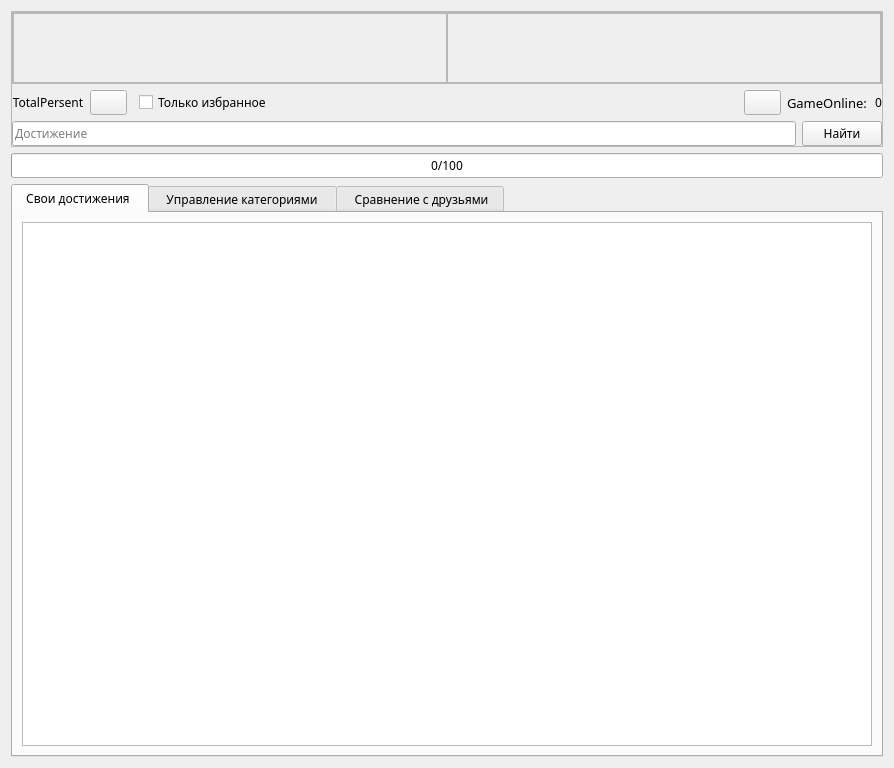
Before: the Qt Designer form AraSteamManager/AchievementsSubForms/formachievements.ui in Arankir/AraSteamManager, drawn with Qt 5.
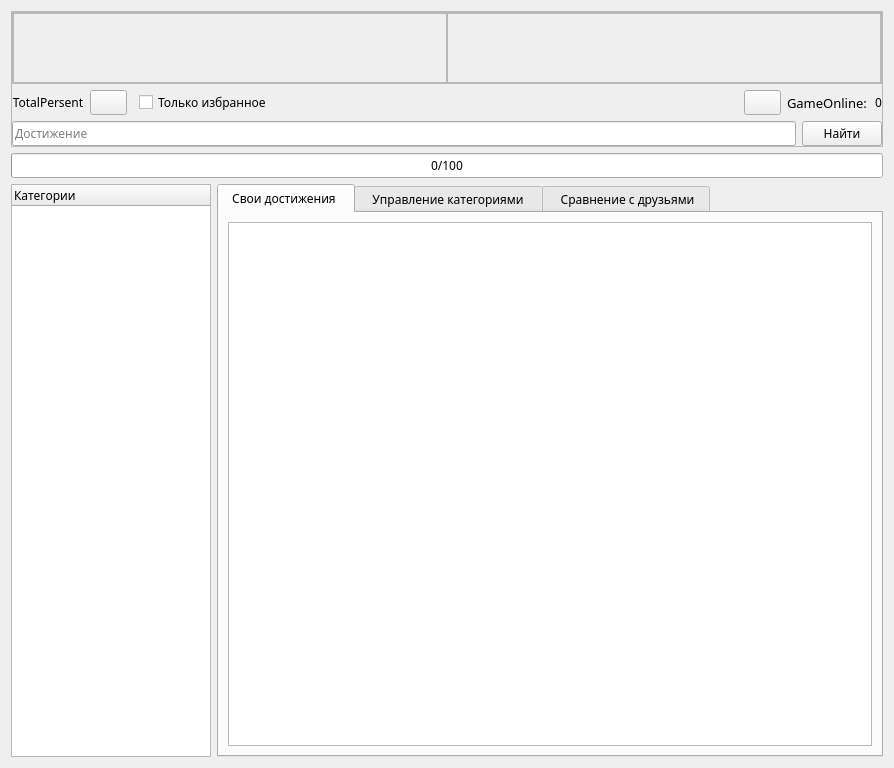
After: the same form once the commit is applied. Custom widgets are drawn as their Qt base class.

Commit message: Start updating categories

Patch:
```diff
--- a/AraSteamManager/AchievementsSubForms/formachievements.ui
+++ b/AraSteamManager/AchievementsSubForms/formachievements.ui
@@ -277,6 +277,26 @@
     </widget>
    </item>
    <item>
+    <layout class="QHBoxLayout" name="horizontalLayout_5">
+     <item>
+      <widget class="QTreeWidget" name="TreeWidgetCategories">
+       <property name="maximumSize">
+        <size>
+         <width>200</width>
+         <height>16777215</height>
+        </size>
+       </property>
+       <property name="wordWrap">
+        <bool>true</bool>
+       </property>
+       <column>
+        <property name="text">
+         <string>Категории</string>
+        </property>
+       </column>
+      </widget>
+     </item>
+     <item>
     <widget class="QTabWidget" name="tabWidget">
      <property name="currentIndex">
       <number>0</number>
@@ -488,6 +508,8 @@
       </layout>
      </widget>
     </widget>
+     </item>
+    </layout>
    </item>
   </layout>
  </widget>
```
Left out of the diff: 2 changed lines with no effect on the pictures. Lines whose indentation alone changed are shown as unchanged. The commit also changes 60 other files.
